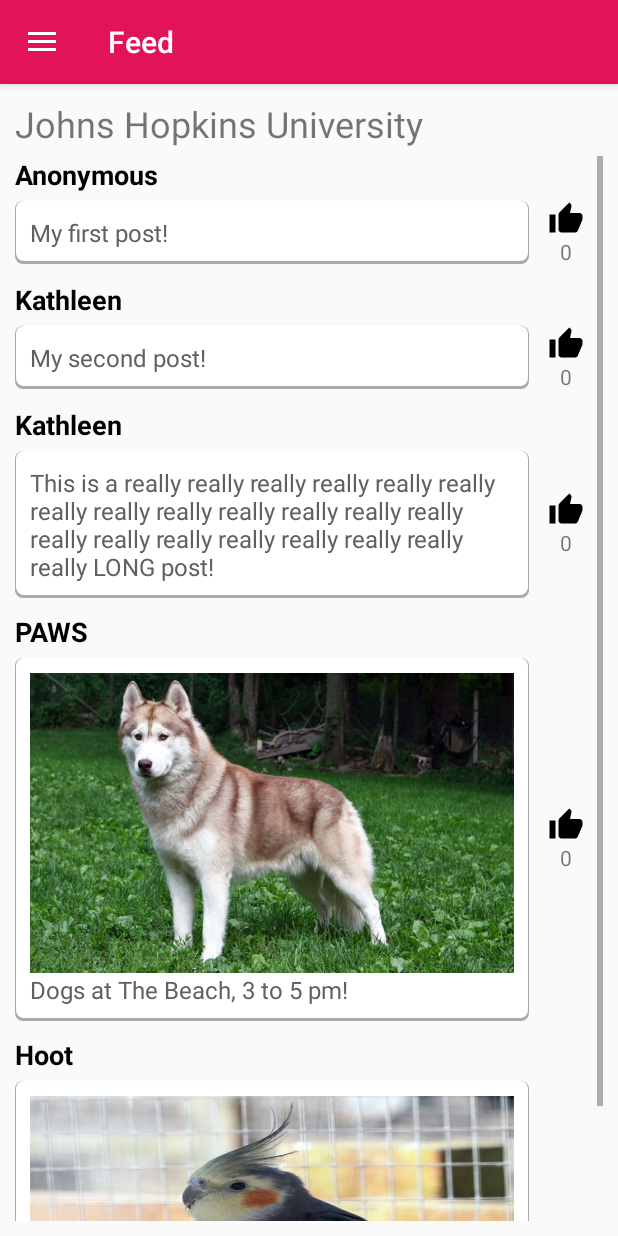
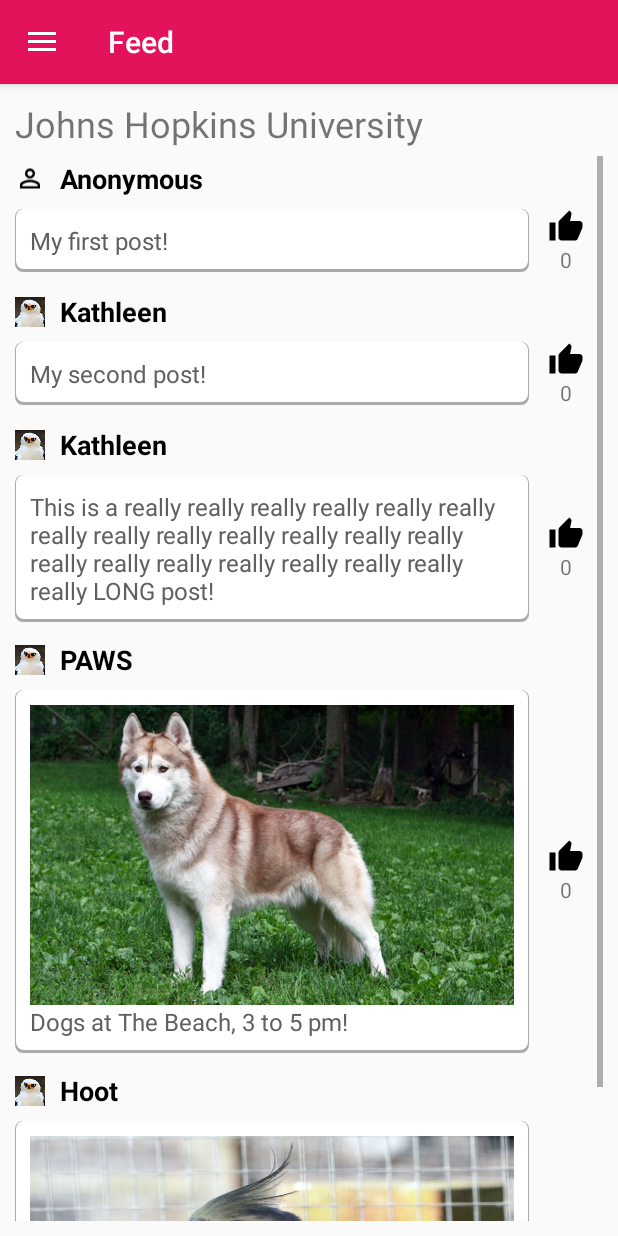
Before and after one commit to matthew-richard/Hotspots, an Android app: the fragment Feed placed in its activity, on a phone screen of 412 x 824 dp. Run offline under Robolectric (Android 15) with nearby library versions, the phone set to English and light mode, and no system bars.

Commit message:
Added user icon to feed

```diff
--- a/app/src/main/java/com/teamhotspots/hotspots/Feed.java
+++ b/app/src/main/java/com/teamhotspots/hotspots/Feed.java
@@ -115,10 +115,17 @@ public class Feed extends Fragment {
             if (p != null) {
                 TextView username = (TextView) view.findViewById(R.id.username);
                 ImageView picture = (ImageView) view.findViewById(R.id.picture);
+                ImageView icon = (ImageView) view.findViewById(R.id.user_icon);
                 TextView message = (TextView) view.findViewById(R.id.message);
                 TextView likes = (TextView) view.findViewById(R.id.likes);
                 if (username != null) {
                     username.setText(p.getUsername());
+                }
+
+                if (icon != null && p.getUsername().equals(getString(R.string.anonymous))) {
+                    icon.setImageResource(R.drawable.ic_person_outline_black_24dp);
+                } else if (icon != null && !p.getUsername().equals(getString(R.string.anonymous))) {
+                    icon.setImageResource(R.drawable.img_bird1);
                 }
 
                 if (picture != null && p.isPicturePost()) {
--- /dev/null
+++ b/app/src/main/res/drawable/ic_person_outline_black_24dp.xml
@@ -0,0 +1,9 @@
+<vector xmlns:android="http://schemas.android.com/apk/res/android"
+        android:width="24dp"
+        android:height="24dp"
+        android:viewportWidth="24.0"
+        android:viewportHeight="24.0">
+    <path
+        android:fillColor="#FF000000"
+        android:pathData="M12,5.9c1.16,0 2.1,0.94 2.1,2.1s-0.94,2.1 -2.1,2.1S9.9,9.16 9.9,8s0.94,-2.1 2.1,-2.1m0,9c2.97,0 6.1,1.46 6.1,2.1v1.1L5.9,18.1L5.9,17c0,-0.64 3.13,-2.1 6.1,-2.1M12,4C9.79,4 8,5.79 8,8s1.79,4 4,4 4,-1.79 4,-4 -1.79,-4 -4,-4zM12,13c-2.67,0 -8,1.34 -8,4v3h16v-3c0,-2.66 -5.33,-4 -8,-4z"/>
+</vector>
--- a/app/src/main/res/layout/post.xml
+++ b/app/src/main/res/layout/post.xml
@@ -4,14 +4,25 @@
     android:layout_height="match_parent"
     android:layout_margin="10dp">
 
-    <TextView android:id="@+id/username"
+    <LinearLayout
         android:layout_width="match_parent"
         android:layout_height="wrap_content"
-        android:textColor="@color/black"
-        android:textStyle="bold"
-        android:layout_gravity="left"
-        android:textSize="18sp"
-        android:paddingBottom="5dp"/>
+        android:orientation="horizontal"
+        android:layout_marginBottom="5dp">
+        <ImageView android:id="@+id/user_icon"
+            android:layout_width="30dp"
+            android:layout_height="30dp"
+            android:paddingRight="10dp"
+            android:src="@drawable/img_bird1"/>
+
+        <TextView android:id="@+id/username"
+            android:layout_width="match_parent"
+            android:layout_height="wrap_content"
+            android:textColor="@color/black"
+            android:textStyle="bold"
+            android:layout_gravity="center_vertical"
+            android:textSize="18sp"/>
+    </LinearLayout>
 
     <LinearLayout
         android:layout_width="match_parent"
```
